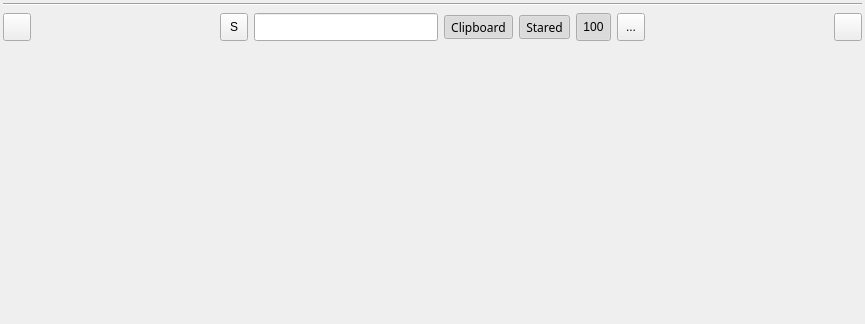
First picture: the form in widget/MPasteWidget.ui, repository SeptemberHX/MPaste, before the edit.
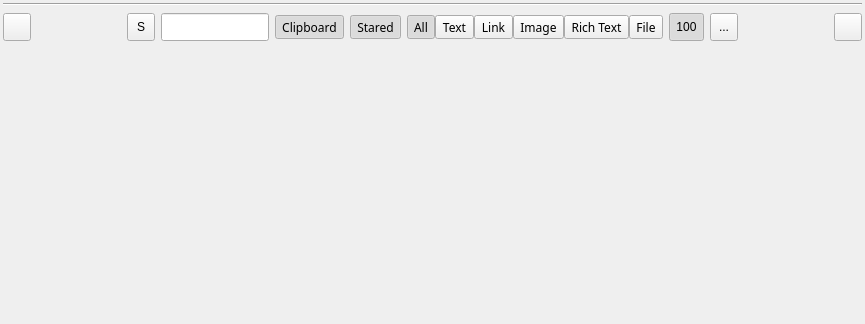
Second picture: the form after the edit. Icons and pictures are not drawn.

Commit message: Add content type filter toolbar and fix window corner rendering

What changed in the file:
```diff
--- a/widget/MPasteWidget.ui
+++ b/widget/MPasteWidget.ui
@@ -234,6 +234,162 @@
         </layout>
        </widget>
       </item>
+      <item>
+       <widget class="QWidget" name="typeBtnWidget" native="true">
+        <property name="sizePolicy">
+         <sizepolicy hsizetype="Preferred" vsizetype="Fixed">
+          <horstretch>0</horstretch>
+          <verstretch>0</verstretch>
+         </sizepolicy>
+        </property>
+        <layout class="QHBoxLayout" name="typeBtnLayout">
+         <property name="spacing">
+          <number>0</number>
+         </property>
+         <property name="leftMargin">
+          <number>0</number>
+         </property>
+         <property name="topMargin">
+          <number>0</number>
+         </property>
+         <property name="rightMargin">
+          <number>0</number>
+         </property>
+         <property name="bottomMargin">
+          <number>0</number>
+         </property>
+         <item>
+          <widget class="QToolButton" name="allTypeBtn">
+           <property name="maximumSize">
+            <size>
+             <width>16777215</width>
+             <height>28</height>
+            </size>
+           </property>
+           <property name="font">
+            <font>
+             <family>Microsoft YaHei</family>
+            </font>
+           </property>
+           <property name="text">
+            <string>All</string>
+           </property>
+           <property name="checkable">
+            <bool>true</bool>
+           </property>
+           <property name="checked">
+            <bool>true</bool>
+           </property>
+          </widget>
+         </item>
+         <item>
+          <widget class="QToolButton" name="textTypeBtn">
+           <property name="maximumSize">
+            <size>
+             <width>16777215</width>
+             <height>28</height>
+            </size>
+           </property>
+           <property name="font">
+            <font>
+             <family>Microsoft YaHei</family>
+            </font>
+           </property>
+           <property name="text">
+            <string>Text</string>
+           </property>
+           <property name="checkable">
+            <bool>true</bool>
+           </property>
+          </widget>
+         </item>
+         <item>
+          <widget class="QToolButton" name="linkTypeBtn">
+           <property name="maximumSize">
+            <size>
+             <width>16777215</width>
+             <height>28</height>
+            </size>
+           </property>
+           <property name="font">
+            <font>
+             <family>Microsoft YaHei</family>
+            </font>
+           </property>
+           <property name="text">
+            <string>Link</string>
+           </property>
+           <property name="checkable">
+            <bool>true</bool>
+           </property>
+          </widget>
+         </item>
+         <item>
+          <widget class="QToolButton" name="imageTypeBtn">
+           <property name="maximumSize">
+            <size>
+             <width>16777215</width>
+             <height>28</height>
+            </size>
+           </property>
+           <property name="font">
+            <font>
+             <family>Microsoft YaHei</family>
+            </font>
+           </property>
+           <property name="text">
+            <string>Image</string>
+           </property>
+           <property name="checkable">
+            <bool>true</bool>
+           </property>
+          </widget>
+         </item>
+         <item>
+          <widget class="QToolButton" name="richTextTypeBtn">
+           <property name="maximumSize">
+            <size>
+             <width>16777215</width>
+             <height>28</height>
+            </size>
+           </property>
+           <property name="font">
+            <font>
+             <family>Microsoft YaHei</family>
+            </font>
+           </property>
+           <property name="text">
+            <string>Rich Text</string>
+           </property>
+           <property name="checkable">
+            <bool>true</bool>
+           </property>
+          </widget>
+         </item>
+         <item>
+          <widget class="QToolButton" name="fileTypeBtn">
+           <property name="maximumSize">
+            <size>
+             <width>16777215</width>
+             <height>28</height>
+            </size>
+           </property>
+           <property name="font">
+            <font>
+             <family>Microsoft YaHei</family>
+            </font>
+           </property>
+           <property name="text">
+            <string>File</string>
+           </property>
+           <property name="checkable">
+            <bool>true</bool>
+           </property>
+          </widget>
+         </item>
+        </layout>
+       </widget>
+      </item>
       <item>
        <widget class="QToolButton" name="countArea">
         <property name="minimumSize">
```
The commit also changes 10 other files.
